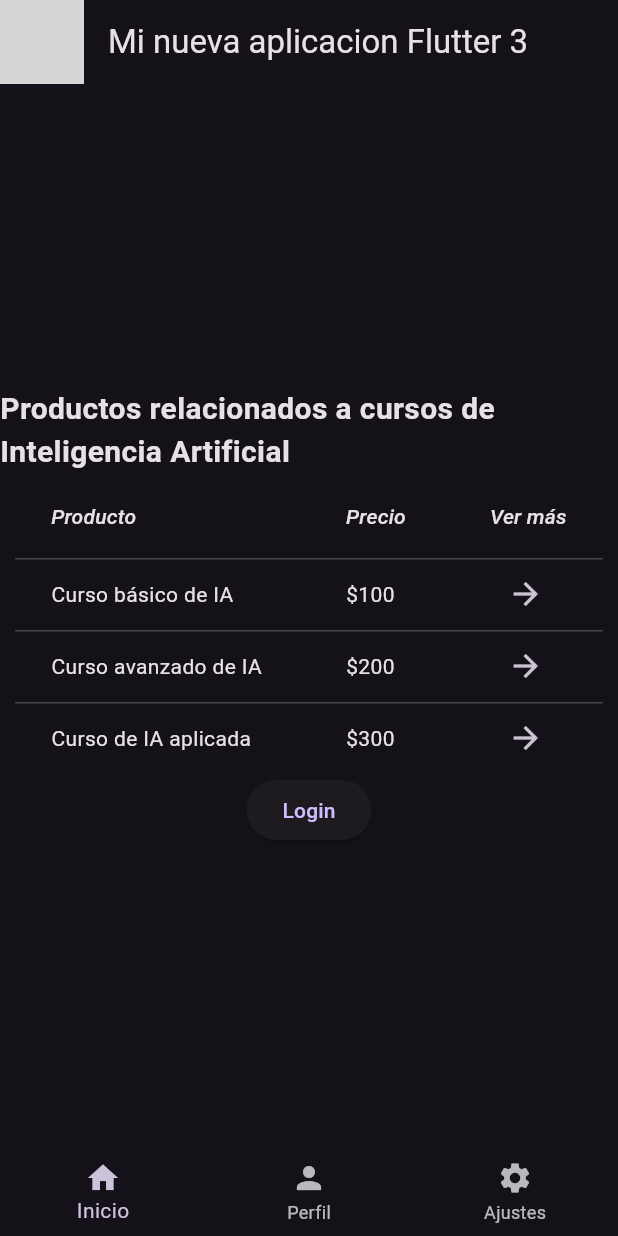
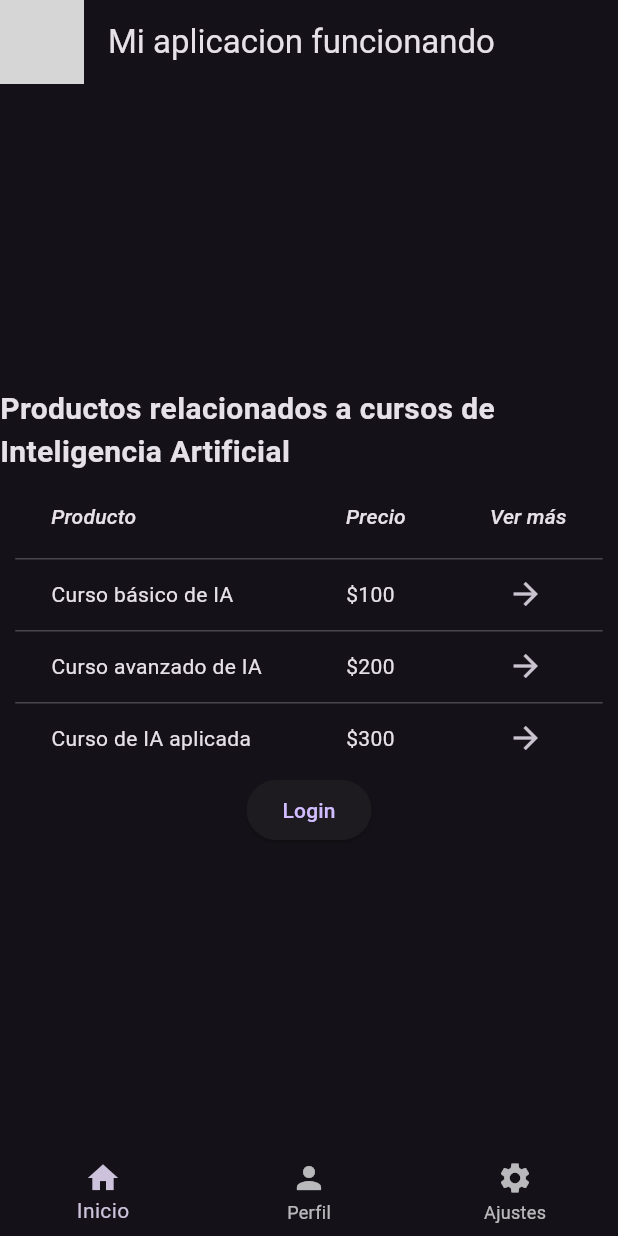
Before and after one commit to luisfernandosolis/flutter_web_example, a Flutter app: the screen it shows after launch, on a phone screen of 412 x 824 dp. Run offline on Flutter 3.47's test engine with Material 3 defaults, Android fonts, the phone set to English and light mode, and no system bars; grey boxes are pictures that could not be loaded.

Commit message:
Updated app title and theme color in main.dart

```diff
--- a/lib/main.dart
+++ b/lib/main.dart
@@ -10,9 +10,9 @@ class MyApp extends StatelessWidget {
   @override
   Widget build(BuildContext context) {
     return MaterialApp(
-      title: 'Mi nueva aplicacion Flutter 3',
+      title: 'Mi aplicacion funcionando',
       theme: ThemeData(
-        primarySwatch: Colors.grey,
+        primarySwatch: Colors.blue,
         brightness: Brightness.dark,
       ),
       home: MyHomePage(),
@@ -149,7 +149,7 @@ class _MyHomePageState extends State<MyHomePage> {
 
     return Scaffold(
       appBar: AppBar(
-        title: Text('Mi nueva aplicacion Flutter 3'),
+        title: Text('Mi aplicacion funcionando'),
         leading: Image.asset('assets/logo.png'),
       ),
       body: _children[_currentIndex],
--- a/lib/project_structure_file.json
+++ b/lib/project_structure_file.json
@@ -2,6 +2,6 @@
   {
     "name": "main.dart",
     "path": "main.dart",
-    "description": "El archivo Dart proporcionado es una aplicaci\u00f3n Flutter que consta de tres clases principales: MyApp, MyHomePage y LoginPage. MyApp es el widget principal que configura la apariencia y la estructura de la aplicaci\u00f3n. MyHomePage es un StatefulWidget que muestra una lista de productos relacionados con cursos de Inteligencia Artificial y tiene pesta\u00f1as para la p\u00e1gina de inicio, perfil y ajustes. LoginPage es un StatelessWidget que muestra la p\u00e1gina de inicio de sesi\u00f3n. La aplicaci\u00f3n tambi\u00e9n incluye un BottomNavigationBar para navegar entre las diferentes pesta\u00f1as y un AlertDialog para mostrar el perfil del usuario."
+    "description": "El archivo Dart proporcionado contiene tres clases principales: MyApp, MyHomePage y LoginPage. \n\nLa clase MyApp es un StatelessWidget que define la estructura principal de la aplicaci\u00f3n, incluyendo el tema y la p\u00e1gina de inicio. \n\nLa clase MyHomePage es un StatefulWidget que muestra una lista de productos relacionados con cursos de Inteligencia Artificial, con opciones para ver m\u00e1s detalles y acceder a la p\u00e1gina de inicio de sesi\u00f3n. Tambi\u00e9n incluye un perfil de usuario con informaci\u00f3n b\u00e1sica y una imagen. \n\nLa clase LoginPage es un StatelessWidget que muestra la p\u00e1gina de inicio de sesi\u00f3n con un t\u00edtulo y un mensaje de texto. \n\nEn resumen, el c\u00f3digo crea una aplicaci\u00f3n Flutter con una p\u00e1gina principal que muestra productos de IA, un perfil de usuario y una p\u00e1gina de inicio de sesi\u00f3n."
   }
 ]
--- a/lib/project_structure_file_to_be_changed.json
+++ b/lib/project_structure_file_to_be_changed.json
@@ -4,7 +4,7 @@
       "name": "main.dart",
       "page": true,
       "path": "main.dart",
-      "description": "En el archivo main.dart, se debe modificar el t\u00edtulo del app en la clase MyApp. Buscar la propiedad 'title' dentro de la clase MyApp y cambiar su valor a 'Mi nueva aplicacion Flutter 3'. Por ejemplo: title: 'Mi nueva aplicacion Flutter 3',"
+      "description": "Se debe cambiar el t\u00edtulo del app a 'Mi aplicacion funcionando' y cambiar el color del tema a azul. Para cambiar el t\u00edtulo, se debe modificar la propiedad 'title' en la clase MyApp. Para cambiar el color del tema a azul, se debe modificar la propiedad 'primarySwatch' en la clase MyApp y asignarle el color azul deseado."
     }
   ]
 }
```
